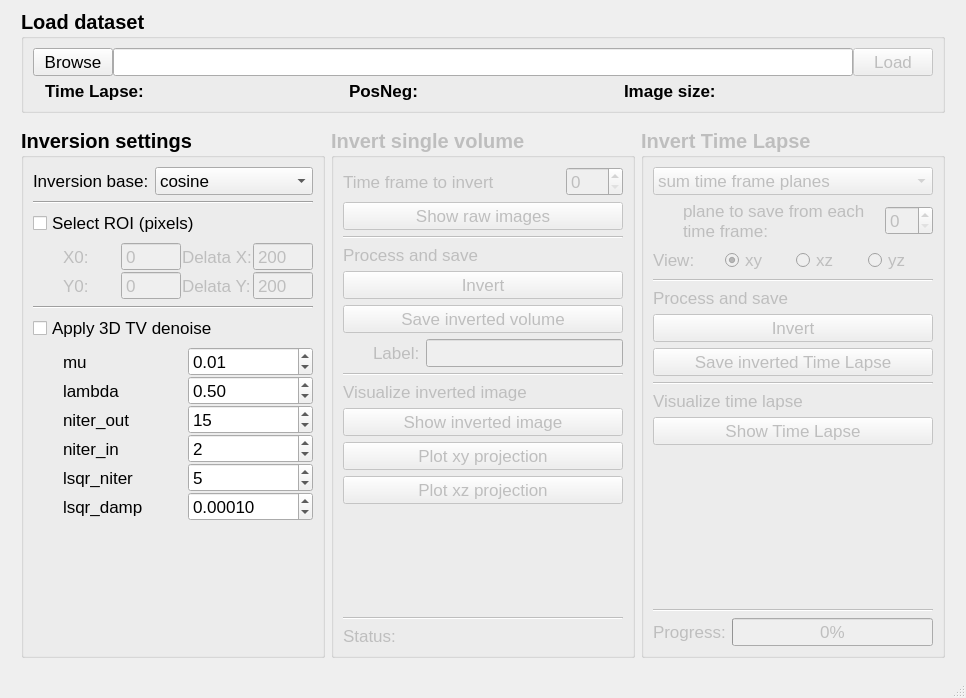
Old version of the form smSVIM_microscope_analyser/analyser_6090.ui in the repository marccv/smSVIM.
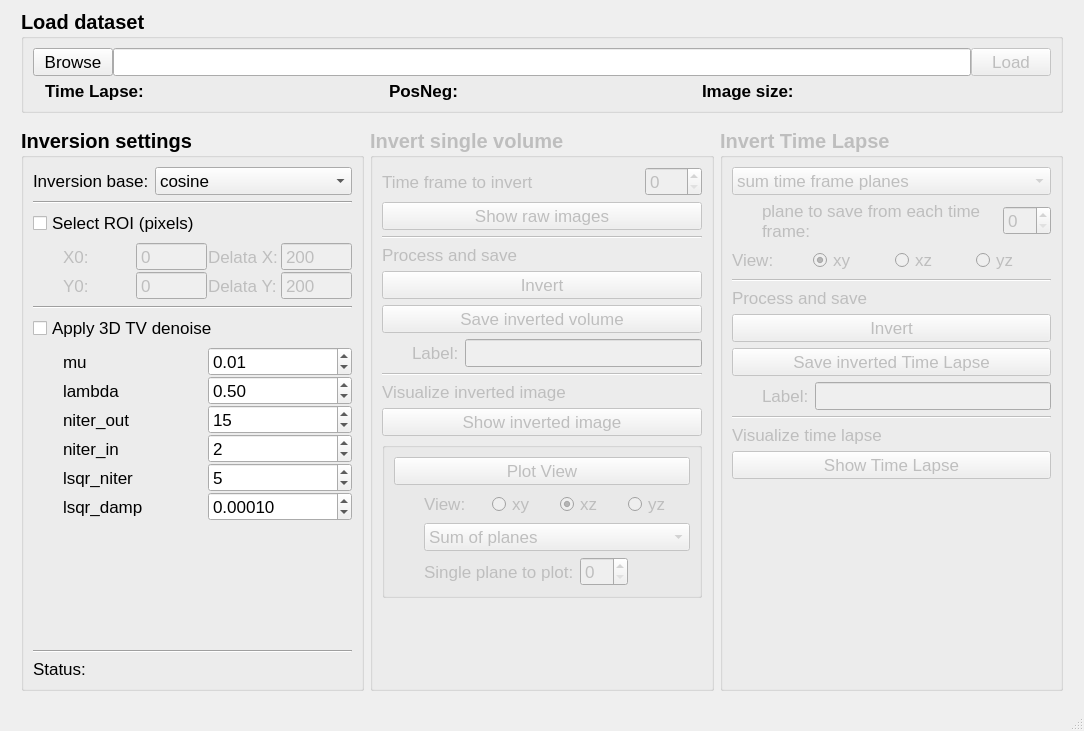
New version of the form.

Commit message: time_lapse_app

Patch:
```diff
--- a/smSVIM_microscope_analyser/analyser_6090.ui
+++ b/smSVIM_microscope_analyser/analyser_6090.ui
@@ -6,8 +6,8 @@
    <rect>
     <x>0</x>
     <y>0</y>
-    <width>966</width>
-    <height>698</height>
+    <width>1084</width>
+    <height>731</height>
    </rect>
   </property>
   <property name="windowTitle">
@@ -601,6 +601,48 @@
               </property>
              </spacer>
             </item>
+            <item>
+             <widget class="Line" name="line_6">
+              <property name="orientation">
+               <enum>Qt::Horizontal</enum>
+              </property>
+             </widget>
+            </item>
+            <item>
+             <layout class="QGridLayout" name="gridLayout_10" columnstretch="0,1">
+              <item row="0" column="1">
+               <widget class="QLabel" name="label_status">
+                <property name="font">
+                 <font>
+                  <pointsize>13</pointsize>
+                  <weight>50</weight>
+                  <bold>false</bold>
+                 </font>
+                </property>
+                <property name="text">
+                 <string/>
+                </property>
+                <property name="wordWrap">
+                 <bool>true</bool>
+                </property>
+               </widget>
+              </item>
+              <item row="0" column="0">
+               <widget class="QLabel" name="label_17">
+                <property name="font">
+                 <font>
+                  <pointsize>13</pointsize>
+                  <weight>50</weight>
+                  <bold>false</bold>
+                 </font>
+                </property>
+                <property name="text">
+                 <string>Status:   </string>
+                </property>
+               </widget>
+              </item>
+             </layout>
+            </item>
            </layout>
           </widget>
          </item>
@@ -661,7 +703,7 @@
                </widget>
               </item>
               <item row="0" column="0">
-               <widget class="QLabel" name="label_12">
+               <widget class="QLabel" name="label_tl_plane">
                 <property name="enabled">
                  <bool>false</bool>
                 </property>
@@ -688,7 +730,7 @@
                <number>0</number>
               </property>
               <item>
-               <widget class="QLabel" name="label_21">
+               <widget class="QLabel" name="label_tlview">
                 <property name="font">
                  <font>
                   <pointsize>13</pointsize>
@@ -806,6 +848,44 @@
               </property>
              </widget>
             </item>
+            <item>
+             <layout class="QGridLayout" name="gridLayout_5">
+              <property name="leftMargin">
+               <number>30</number>
+              </property>
+              <property name="topMargin">
+               <number>0</number>
+              </property>
+              <property name="rightMargin">
+               <number>0</number>
+              </property>
+              <item row="0" column="0">
+               <widget class="QLabel" name="label_save_label_tl">
+                <property name="font">
+                 <font>
+                  <pointsize>13</pointsize>
+                  <weight>50</weight>
+                  <bold>false</bold>
+                 </font>
+                </property>
+                <property name="text">
+                 <string>Label:</string>
+                </property>
+               </widget>
+              </item>
+              <item row="0" column="1">
+               <widget class="QLineEdit" name="lineEdit_save_label_tl">
+                <property name="font">
+                 <font>
+                  <pointsize>13</pointsize>
+                  <weight>50</weight>
+                  <bold>false</bold>
+                 </font>
+                </property>
+               </widget>
+              </item>
+             </layout>
+            </item>
             <item>
              <widget class="Line" name="line_8">
               <property name="orientation">
@@ -854,48 +934,6 @@
               </property>
              </spacer>
             </item>
-            <item>
-             <widget class="Line" name="line_7">
-              <property name="orientation">
-               <enum>Qt::Horizontal</enum>
-              </property>
-             </widget>
-            </item>
-            <item>
-             <layout class="QGridLayout" name="gridLayout_4">
-              <property name="verticalSpacing">
-               <number>0</number>
-              </property>
-              <item row="0" column="0">
-               <widget class="QLabel" name="label_18">
-                <property name="font">
-                 <font>
-                  <pointsize>13</pointsize>
-                  <weight>50</weight>
-                  <bold>false</bold>
-                 </font>
-                </property>
-                <property name="text">
-                 <string>Progress:</string>
-                </property>
-               </widget>
-              </item>
-              <item row="0" column="1">
-               <widget class="QProgressBar" name="progressBar_time_lapse_inversion">
-                <property name="font">
-                 <font>
-                  <pointsize>13</pointsize>
-                  <weight>50</weight>
-                  <bold>false</bold>
-                 </font>
-                </property>
-                <property name="value">
-                 <number>0</number>
-                </property>
-               </widget>
-              </item>
-             </layout>
-            </item>
            </layout>
           </widget>
          </item>
@@ -1108,31 +1146,183 @@
              </widget>
             </item>
             <item>
-             <widget class="QPushButton" name="pushButton_show_inverted_xy">
-              <property name="font">
-               <font>
-                <pointsize>13</pointsize>
-                <weight>50</weight>
-                <bold>false</bold>
-               </font>
+             <widget class="QGroupBox" name="groupBox_plot">
+              <property name="enabled">
+               <bool>false</bool>
               </property>
-              <property name="text">
-               <string>Plot xy projection</string>
+              <property name="title">
+               <string/>
               </property>
-             </widget>
-            </item>
-            <item>
-             <widget class="QPushButton" name="pushButton_show_inverted_xz">
-              <property name="font">
-               <font>
-                <pointsize>13</pointsize>
-                <weight>50</weight>
-                <bold>false</bold>
-               </font>
-              </property>
-              <property name="text">
-               <string>Plot xz projection</string>
-              </property>
+              <layout class="QVBoxLayout" name="verticalLayout_3">
+               <item>
+                <widget class="QPushButton" name="pushButton_show_inverted_xz">
+                 <property name="font">
+                  <font>
+                   <pointsize>13</pointsize>
+                   <weight>50</weight>
+                   <bold>false</bold>
+                  </font>
+                 </property>
+                 <property name="text">
+                  <string>Plot View</string>
+                 </property>
+                </widget>
+               </item>
+               <item>
+                <layout class="QGridLayout" name="gridLayout_16">
+                 <property name="leftMargin">
+                  <number>30</number>
+                 </property>
+                 <property name="topMargin">
+                  <number>0</number>
+                 </property>
+                 <item row="0" column="0">
+                  <widget class="QLabel" name="label_12">
+                   <property name="font">
+                    <font>
+                     <pointsize>13</pointsize>
+                     <weight>50</weight>
+                     <bold>false</bold>
+                    </font>
+                   </property>
+                   <property name="text">
+                    <string>View:</string>
+                   </property>
+                  </widget>
+                 </item>
+                 <item row="0" column="1">
+                  <widget class="QRadioButton" name="radioButton">
+                   <property name="font">
+                    <font>
+                     <pointsize>13</pointsize>
+                     <weight>50</weight>
+                     <bold>false</bold>
+                    </font>
+                   </property>
+                   <property name="text">
+                    <string>xy</string>
+                   </property>
+                  </widget>
+                 </item>
+                 <item row="0" column="2">
+                  <widget class="QRadioButton" name="radioButton_2">
+                   <property name="font">
+                    <font>
+                     <pointsize>13</pointsize>
+                     <weight>50</weight>
+                     <bold>false</bold>
+                    </font>
+                   </property>
+                   <property name="text">
+                    <string>xz</string>
+                   </property>
+                   <property name="checked">
+                    <bool>true</bool>
+                   </property>
+                  </widget>
+                 </item>
+                 <item row="0" column="3">
+                  <widget class="QRadioButton" name="radioButton_3">
+                   <property name="font">
+                    <font>
+                     <pointsize>13</pointsize>
+                     <weight>50</weight>
+                     <bold>false</bold>
+                    </font>
+                   </property>
+                   <property name="text">
+                    <string>yz</string>
+                   </property>
+                  </widget>
+                 </item>
+                </layout>
+               </item>
+               <item>
+                <layout class="QGridLayout" name="gridLayout_15">
+                 <property name="leftMargin">
+                  <number>30</number>
+                 </property>
+                 <property name="topMargin">
+                  <number>0</number>
+                 </property>
+                 <property name="spacing">
+                  <number>0</number>
+                 </property>
+                 <item row="0" column="0">
+                  <widget class="QComboBox" name="comboBox">
+                   <property name="font">
+                    <font>
+                     <pointsize>13</pointsize>
+                     <weight>50</weight>
+                     <bold>false</bold>
+                    </font>
+                   </property>
+                   <item>
+                    <property name="text">
+                     <string>Sum of planes</string>
+                    </property>
+                   </item>
+                   <item>
+                    <property name="text">
+                     <string>Single plane</string>
+                    </property>
+                   </item>
+                  </widget>
+                 </item>
+                </layout>
+               </item>
+               <item>
+                <layout class="QGridLayout" name="gridLayout_17" columnstretch="0,0,0">
+                 <property name="leftMargin">
+                  <number>30</number>
+                 </property>
+                 <property name="topMargin">
+                  <number>0</number>
+                 </property>
+                 <property name="rightMargin">
+                  <number>0</number>
+                 </property>
+                 <item row="0" column="1">
+                  <widget class="QSpinBox" name="spinBox">
+                   <property name="font">
+                    <font>
+                     <pointsize>13</pointsize>
+                     <weight>50</weight>
+                     <bold>false</bold>
+                    </font>
+                   </property>
+                  </widget>
+                 </item>
+                 <item row="0" column="0">
+                  <widget class="QLabel" name="label_21">
+                   <property name="font">
+                    <font>
+                     <pointsize>13</pointsize>
+                     <weight>50</weight>
+                     <bold>false</bold>
+                    </font>
+                   </property>
+                   <property name="text">
+                    <string>Single plane to plot:</string>
+                   </property>
+                  </widget>
+                 </item>
+                 <item row="0" column="2">
+                  <spacer name="horizontalSpacer">
+                   <property name="orientation">
+                    <enum>Qt::Horizontal</enum>
+                   </property>
+                   <property name="sizeHint" stdset="0">
+                    <size>
+                     <width>40</width>
+                     <height>20</height>
+                    </size>
+                   </property>
+                  </spacer>
+                 </item>
+                </layout>
+               </item>
+              </layout>
              </widget>
             </item>
             <item>
@@ -1140,53 +1330,17 @@
               <property name="orientation">
                <enum>Qt::Vertical</enum>
               </property>
+              <property name="sizeType">
+               <enum>QSizePolicy::Expanding</enum>
+              </property>
               <property name="sizeHint" stdset="0">
                <size>
                 <width>20</width>
-                <height>40</height>
+                <height>20</height>
                </size>
               </property>
              </spacer>
             </item>
-            <item>
-             <widget class="Line" name="line_6">
-              <property name="orientation">
-               <enum>Qt::Horizontal</enum>
-              </property>
-             </widget>
-            </item>
-            <item>
-             <layout class="QGridLayout" name="gridLayout_10" columnstretch="0,1">
-              <item row="0" column="1">
-               <widget class="QLabel" name="label_status">
-                <property name="font">
-                 <font>
-                  <pointsize>13</pointsize>
-                  <weight>50</weight>
-                  <bold>false</bold>
-                 </font>
-                </property>
-                <property name="text">
-                 <string/>
-                </property>
-               </widget>
-              </item>
-              <item row="0" column="0">
-               <widget class="QLabel" name="label_17">
-                <property name="font">
-                 <font>
-                  <pointsize>13</pointsize>
-                  <weight>50</weight>
-                  <bold>false</bold>
-                 </font>
-                </property>
-                <property name="text">
-                 <string>Status:   </string>
-                </property>
-               </widget>
-              </item>
-             </layout>
-            </item>
            </layout>
           </widget>
          </item>
```
Left out of the diff: 2 changed lines with no effect on the pictures. The commit also changes 5 other files.
